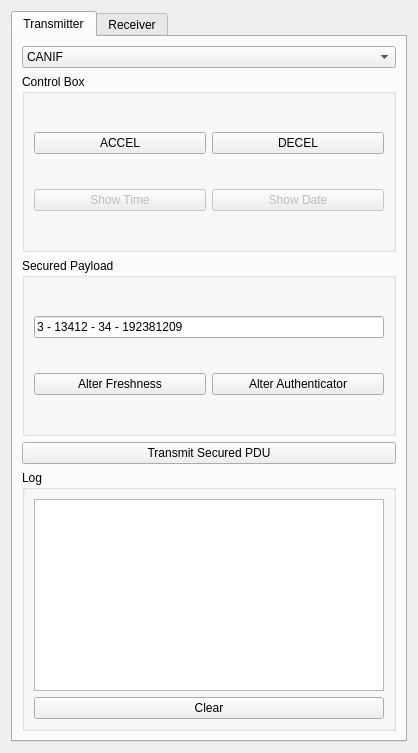
The window that GUI/GUI.ui (HosamAboabla/Autosar_SecOC) describes before a commit, drawn with Qt 5.
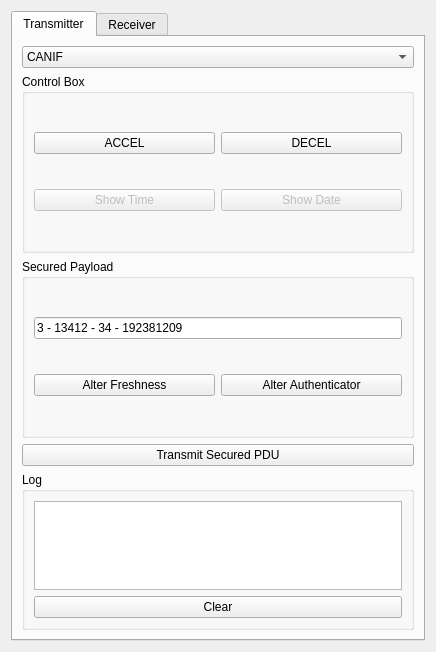
The same window after the commit. The open tabs and pages were chosen to show the change. Custom widgets are drawn as their Qt base class.

Commit message: Made the GUI smaller

Diff of the .ui file:
```diff
--- a/GUI/GUI.ui
+++ b/GUI/GUI.ui
@@ -6,8 +6,8 @@
    <rect>
     <x>0</x>
     <y>0</y>
-    <width>412</width>
-    <height>738</height>
+    <width>430</width>
+    <height>652</height>
    </rect>
   </property>
   <property name="sizePolicy">
@@ -29,7 +29,7 @@
       </sizepolicy>
      </property>
      <property name="currentIndex">
-      <number>1</number>
+      <number>0</number>
      </property>
      <widget class="QWidget" name="TransmitterTab">
       <attribute name="title">
@@ -38,6 +38,12 @@
       <layout class="QVBoxLayout" name="verticalLayout_5">
        <item>
         <widget class="QComboBox" name="ConfigSelect">
+         <property name="sizePolicy">
+          <sizepolicy hsizetype="Preferred" vsizetype="Maximum">
+           <horstretch>0</horstretch>
+           <verstretch>0</verstretch>
+          </sizepolicy>
+         </property>
          <item>
           <property name="text">
            <string>CANIF</string>
@@ -62,7 +68,7 @@
              <bool>false</bool>
             </property>
             <property name="sizePolicy">
-             <sizepolicy hsizetype="Minimum" vsizetype="Fixed">
+             <sizepolicy hsizetype="Preferred" vsizetype="Maximum">
               <horstretch>0</horstretch>
               <verstretch>0</verstretch>
              </sizepolicy>
@@ -78,7 +84,7 @@
              <bool>false</bool>
             </property>
             <property name="sizePolicy">
-             <sizepolicy hsizetype="Minimum" vsizetype="Fixed">
+             <sizepolicy hsizetype="Preferred" vsizetype="Maximum">
               <horstretch>0</horstretch>
               <verstretch>0</verstretch>
              </sizepolicy>
@@ -103,7 +109,7 @@
           <item row="0" column="0">
            <widget class="QPushButton" name="pushButton_2">
             <property name="sizePolicy">
-             <sizepolicy hsizetype="Minimum" vsizetype="Fixed">
+             <sizepolicy hsizetype="Preferred" vsizetype="Maximum">
               <horstretch>0</horstretch>
               <verstretch>0</verstretch>
              </sizepolicy>
@@ -116,7 +122,7 @@
           <item row="0" column="1">
            <widget class="QPushButton" name="pushButton">
             <property name="sizePolicy">
-             <sizepolicy hsizetype="Minimum" vsizetype="Fixed">
+             <sizepolicy hsizetype="Preferred" vsizetype="Maximum">
               <horstretch>0</horstretch>
               <verstretch>0</verstretch>
              </sizepolicy>
@@ -173,6 +179,12 @@
             </property>
             <item>
              <widget class="QPushButton" name="pushButton_4">
+              <property name="sizePolicy">
+               <sizepolicy hsizetype="Preferred" vsizetype="Maximum">
+                <horstretch>0</horstretch>
+                <verstretch>0</verstretch>
+               </sizepolicy>
+              </property>
               <property name="text">
                <string>Alter Freshness</string>
               </property>
@@ -180,6 +192,12 @@
             </item>
             <item>
              <widget class="QPushButton" name="pushButton_10">
+              <property name="sizePolicy">
+               <sizepolicy hsizetype="Preferred" vsizetype="Maximum">
+                <horstretch>0</horstretch>
+                <verstretch>0</verstretch>
+               </sizepolicy>
+              </property>
               <property name="text">
                <string>Alter Authenticator</string>
               </property>
@@ -192,6 +210,12 @@
        </item>
        <item>
         <widget class="QPushButton" name="pushButton_11">
+         <property name="sizePolicy">
+          <sizepolicy hsizetype="Preferred" vsizetype="Maximum">
+           <horstretch>0</horstretch>
+           <verstretch>0</verstretch>
+          </sizepolicy>
+         </property>
          <property name="text">
           <string>Transmit Secured PDU</string>
          </property>
@@ -205,10 +229,25 @@
            <verstretch>0</verstretch>
           </sizepolicy>
          </property>
+         <property name="minimumSize">
+          <size>
+           <width>0</width>
+           <height>0</height>
+          </size>
+         </property>
+         <property name="maximumSize">
+          <size>
+           <width>16777215</width>
+           <height>158</height>
+          </size>
+         </property>
          <property name="title">
           <string>Log</string>
          </property>
-         <layout class="QVBoxLayout" name="verticalLayout_4">
+         <layout class="QVBoxLayout" name="verticalLayout_4" stretch="0,0">
+          <property name="sizeConstraint">
+           <enum>QLayout::SetDefaultConstraint</enum>
+          </property>
           <item>
            <widget class="QTextEditLogger" name="tlogger">
             <property name="sizePolicy">
@@ -217,12 +256,30 @@
               <verstretch>0</verstretch>
              </sizepolicy>
             </property>
+            <property name="maximumSize">
+             <size>
+              <width>16777215</width>
+              <height>158</height>
+             </size>
+            </property>
+            <property name="sizeIncrement">
+             <size>
+              <width>0</width>
+              <height>0</height>
+             </size>
+            </property>
+            <property name="baseSize">
+             <size>
+              <width>0</width>
+              <height>0</height>
+             </size>
+            </property>
            </widget>
           </item>
           <item>
            <widget class="QPushButton" name="pushButton_12">
             <property name="sizePolicy">
-             <sizepolicy hsizetype="Minimum" vsizetype="Fixed">
+             <sizepolicy hsizetype="Preferred" vsizetype="Maximum">
               <horstretch>0</horstretch>
               <verstretch>0</verstretch>
              </sizepolicy>
@@ -264,17 +321,17 @@
             </property>
             <property name="minimumSize">
              <size>
-              <width>350</width>
-              <height>250</height>
+              <width>368</width>
+              <height>265</height>
              </size>
             </property>
             <property name="baseSize">
              <size>
-              <width>5</width>
-              <height>20</height>
+              <width>0</width>
+              <height>0</height>
              </size>
             </property>
-            <layout class="QVBoxLayout" name="verticalLayout_2"/>
+            <layout class="QVBoxLayout" name="verticalLayout_2" stretch=""/>
            </widget>
           </item>
           <item>
@@ -304,7 +361,7 @@
             <item>
              <widget class="QLineEdit" name="LCD">
               <property name="sizePolicy">
-               <sizepolicy hsizetype="Fixed" vsizetype="Fixed">
+               <sizepolicy hsizetype="Maximum" vsizetype="Maximum">
                 <horstretch>0</horstretch>
                 <verstretch>0</verstretch>
                </sizepolicy>
@@ -377,7 +434,7 @@
           <item>
            <widget class="QLineEdit" name="lineEdit_3">
             <property name="sizePolicy">
-             <sizepolicy hsizetype="Expanding" vsizetype="Fixed">
+             <sizepolicy hsizetype="Preferred" vsizetype="Maximum">
               <horstretch>0</horstretch>
               <verstretch>0</verstretch>
              </sizepolicy>
@@ -402,7 +459,7 @@
        <item>
         <widget class="QPushButton" name="pushButton_18">
          <property name="sizePolicy">
-          <sizepolicy hsizetype="Minimum" vsizetype="Fixed">
+          <sizepolicy hsizetype="Preferred" vsizetype="Maximum">
            <horstretch>0</horstretch>
            <verstretch>0</verstretch>
           </sizepolicy>
@@ -424,10 +481,13 @@
           <string>Log</string>
          </property>
          <layout class="QVBoxLayout" name="verticalLayout_9">
+          <property name="sizeConstraint">
+           <enum>QLayout::SetDefaultConstraint</enum>
+          </property>
           <item>
            <widget class="QTextEditLogger" name="rlogger">
             <property name="sizePolicy">
-             <sizepolicy hsizetype="Expanding" vsizetype="Fixed">
+             <sizepolicy hsizetype="Preferred" vsizetype="Preferred">
               <horstretch>0</horstretch>
               <verstretch>0</verstretch>
              </sizepolicy>
@@ -437,7 +497,7 @@
           <item>
            <widget class="QPushButton" name="pushButton_19">
             <property name="sizePolicy">
-             <sizepolicy hsizetype="Minimum" vsizetype="Fixed">
+             <sizepolicy hsizetype="Preferred" vsizetype="Maximum">
               <horstretch>0</horstretch>
               <verstretch>0</verstretch>
              </sizepolicy>
```
The commit also changes 1 other file.
